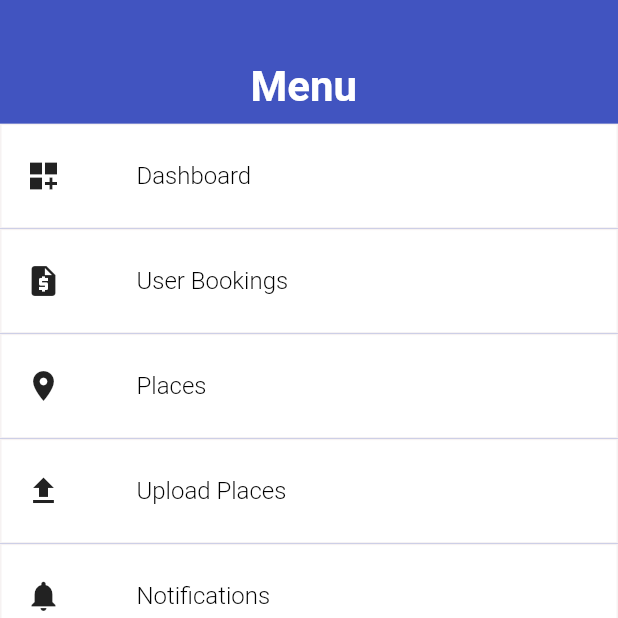
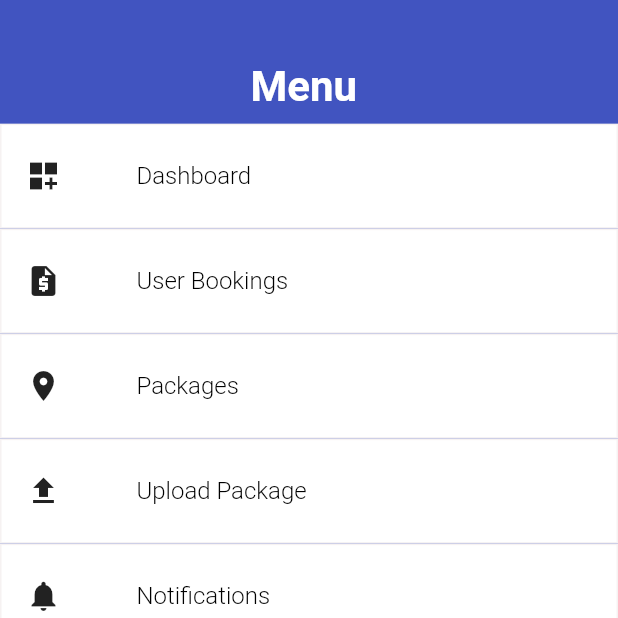
Before and after one commit to fearalert/adminapp, a Flutter app: the MenuItems screen opened directly, on a phone screen of 412 x 824 dp, the top half of it. Run offline on Flutter 3.47's test engine with Material 2 defaults, Android fonts, the phone set to English and light mode, and no system bars; our stand-ins replace cloud_firestore, firebase_auth, firebase_core, firebase_database, firebase_storage, get and 2 more; missing offline and left inert: encrypt, splash_screen_view; accounts and stored records are empty; Roboto replaces fonts that are missing (Laila).

Commit message:
error fix

```diff
--- a/lib/components/draweritems.dart
+++ b/lib/components/draweritems.dart
@@ -68,14 +68,14 @@ class MenuItems extends StatelessWidget {
                     },
                   ),
                   MenuComponents(
-                    text: 'Places',
+                    text: 'Packages',
                     icon: Icons.place,
                     ontap: () {
                       Get.off(const TotalPlaces());
                     },
                   ),
                   MenuComponents(
-                    text: 'Upload Places',
+                    text: 'Upload Package',
                     icon: Icons.upload,
                     ontap: () {
                       Get.off(const UploadPlaces());
--- a/lib/screens/totalplaces.dart
+++ b/lib/screens/totalplaces.dart
@@ -73,7 +73,7 @@ class _TotalPlacesState extends State<TotalPlaces> {
                   Map<String, dynamic> data =
                       document.data()! as Map<String, dynamic>;
                   return SizedBox(
-                    height: size.height * 0.15,
+                    height: 140,
                     child: Card(
                       child: Padding(
                         padding: const EdgeInsets.only(
```
